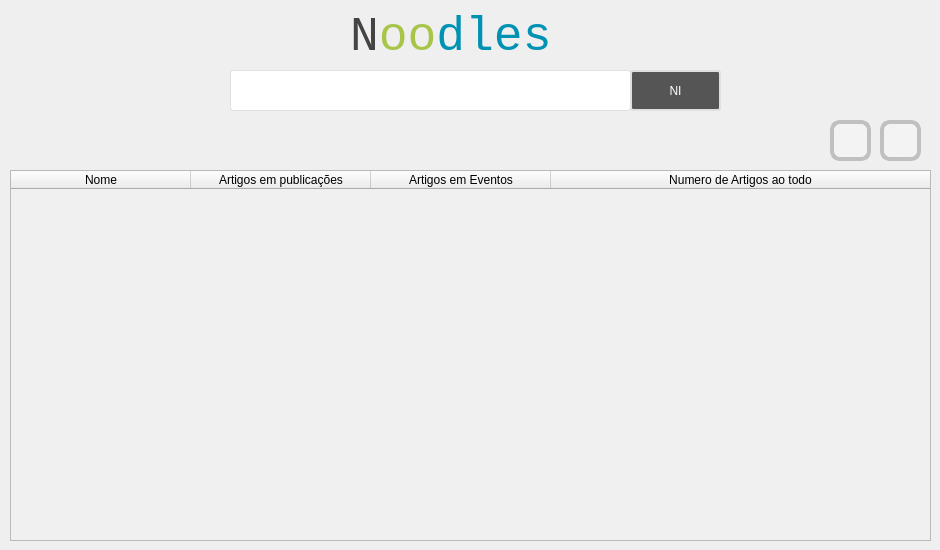
First picture: the form in indexador/indexador/mainwindow.ui, repository EduardoVernier/trabFinalCPD, before the edit.
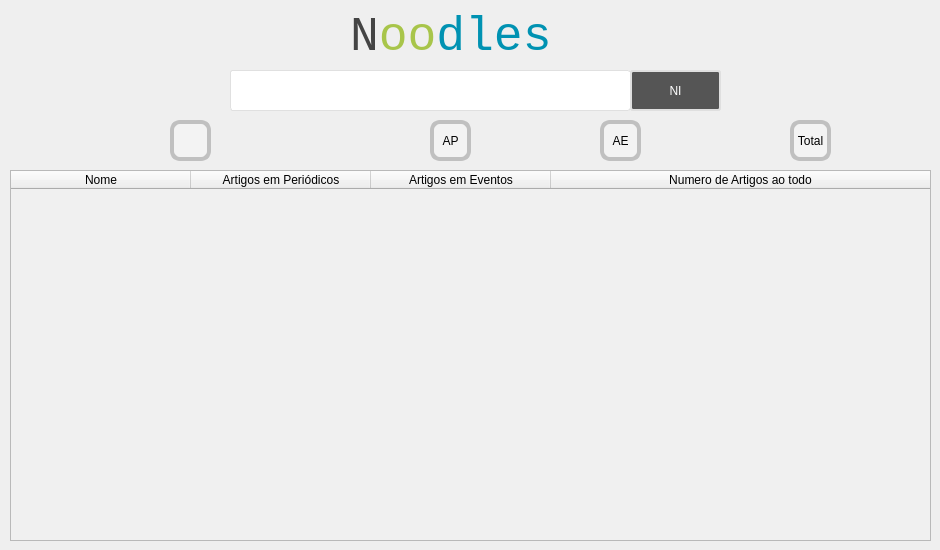
Second picture: the form after the edit. Icons and pictures are not drawn.

```diff
--- a/indexador/indexador/mainwindow.ui
+++ b/indexador/indexador/mainwindow.ui
@@ -54,7 +54,7 @@
      <enum>QAbstractItemView::SelectRows</enum>
     </property>
     <property name="sortingEnabled">
-     <bool>true</bool>
+     <bool>false</bool>
     </property>
     <property name="cornerButtonEnabled">
      <bool>false</bool>
@@ -75,7 +75,7 @@
      <number>20</number>
     </attribute>
     <attribute name="horizontalHeaderShowSortIndicator" stdset="0">
-     <bool>true</bool>
+     <bool>false</bool>
     </attribute>
     <attribute name="horizontalHeaderStretchLastSection">
      <bool>true</bool>
@@ -96,7 +96,7 @@
     </column>
     <column>
      <property name="text">
-      <string>Artigos em publicações</string>
+      <string>Artigos em Periódicos</string>
      </property>
     </column>
     <column>
@@ -136,20 +136,20 @@
      <string>NI</string>
     </property>
    </widget>
-   <widget class="QPushButton" name="descAlfa">
+   <widget class="QPushButton" name="alfaButton">
     <property name="enabled">
      <bool>true</bool>
     </property>
     <property name="geometry">
      <rect>
-      <x>830</x>
+      <x>170</x>
       <y>120</y>
       <width>41</width>
       <height>41</height>
      </rect>
     </property>
     <property name="styleSheet">
-     <string notr="true">QPushButton#descAlfa{
+     <string notr="true">QPushButton#alfaButton{
 	outline: none;
 	background: #f3f3f3;
 	background-image: url(:/new/prefix1/res/alfabeticadecresc.png);
@@ -158,7 +158,7 @@
 	border: 4px solid #c0c0c0;
 	border-radius: 10px;
 }
-QPushButton#descAlfa:pressed{
+QPushButton#alfaButton:pressed{
 	outline: none;
 	background: #f0f0f0;
 	background-image: url(:/new/prefix1/res/alfabeticadecresc.png);
@@ -212,39 +212,97 @@
 border-radius:3px;</string>
     </property>
    </widget>
-   <widget class="QPushButton" name="ascAlfa">
+   <widget class="QPushButton" name="perButton">
     <property name="enabled">
      <bool>true</bool>
     </property>
     <property name="geometry">
      <rect>
-      <x>880</x>
+      <x>430</x>
       <y>120</y>
       <width>41</width>
       <height>41</height>
      </rect>
     </property>
     <property name="styleSheet">
-     <string notr="true">QPushButton#ascAlfa{
+     <string notr="true">QPushButton#perButton{
 	outline: none;
 	background: #f3f3f3;
-	background-image: url(:/new/prefix1/res/alfabeticacresc.png);
-	background-repeat: no-repeat;
 	background-position: center;
 	border: 4px solid #c0c0c0;
 	border-radius: 10px;
 }
-QPushButton#ascAlfa:pressed{
+QPushButton#perButton:pressed{
 	outline: none;
 	background: #f0f0f0;
-	background-image: url(:/new/prefix1/res/alfabeticacresc.png);
-	background-repeat: no-repeat;
 	background-position: center;
-	border: 4px solid #0092b2;
+	border: 4px solid #cc0000;
 }</string>
     </property>
     <property name="text">
-     <string/>
+     <string>AP</string>
+    </property>
+   </widget>
+   <widget class="QPushButton" name="eventsButton">
+    <property name="enabled">
+     <bool>true</bool>
+    </property>
+    <property name="geometry">
+     <rect>
+      <x>600</x>
+      <y>120</y>
+      <width>41</width>
+      <height>41</height>
+     </rect>
+    </property>
+    <property name="styleSheet">
+     <string notr="true">QPushButton#eventsButton{
+	outline: none;
+	background: #f3f3f3;
+	background-position: center;
+	border: 4px solid #c0c0c0;
+	border-radius: 10px;
+}
+QPushButton#eventsButton:pressed{
+	outline: none;
+	background: #f0f0f0;
+	background-position: center;
+	border: 4px solid #dddd00;
+}</string>
+    </property>
+    <property name="text">
+     <string>AE</string>
+    </property>
+   </widget>
+   <widget class="QPushButton" name="totalButton">
+    <property name="enabled">
+     <bool>true</bool>
+    </property>
+    <property name="geometry">
+     <rect>
+      <x>790</x>
+      <y>120</y>
+      <width>41</width>
+      <height>41</height>
+     </rect>
+    </property>
+    <property name="styleSheet">
+     <string notr="true">QPushButton#totalButton{
+	outline: none;
+	background: #f3f3f3;
+	background-position: center;
+	border: 4px solid #c0c0c0;
+	border-radius: 10px;
+}
+QPushButton#totalButton:pressed{
+	outline: none;
+	background: #f0f0f0;
+	background-position: center;
+	border: 4px solid #00dddd;
+}</string>
+    </property>
+    <property name="text">
+     <string>Total</string>
     </property>
    </widget>
   </widget>
```
